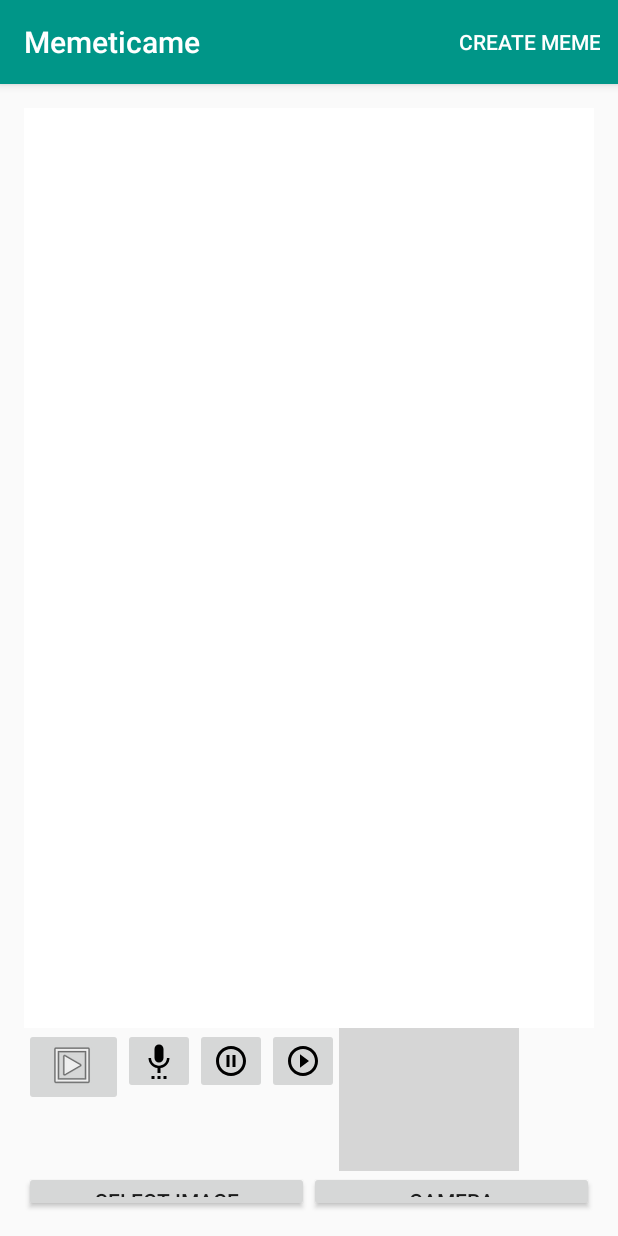
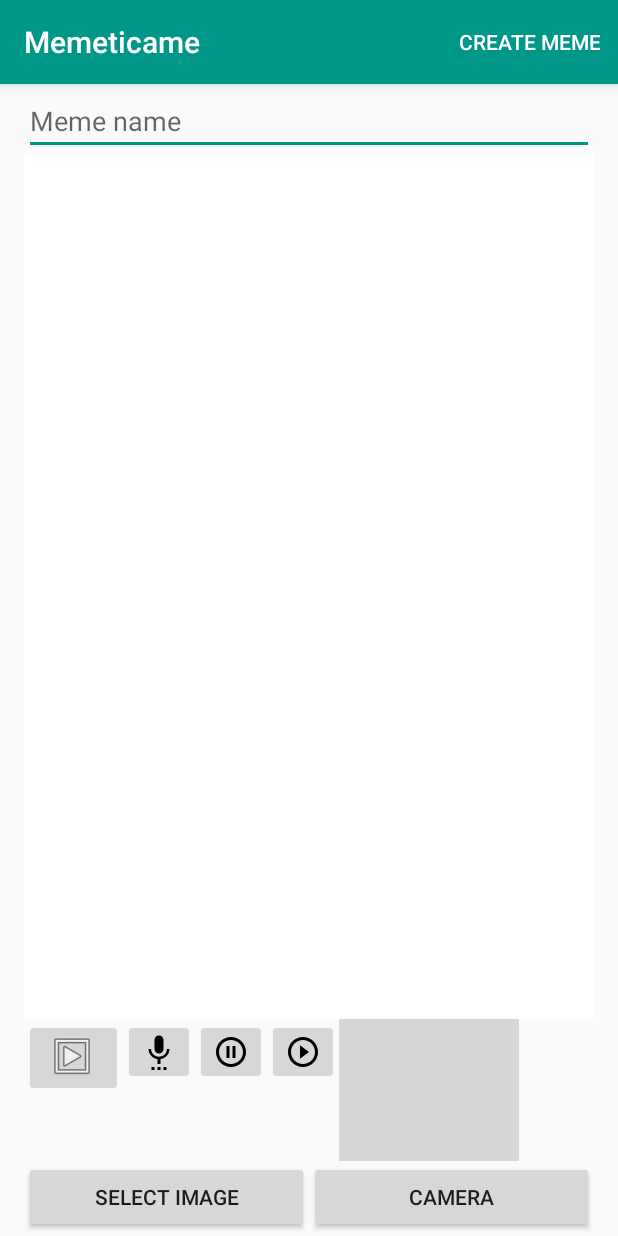
Before and after one commit to sasalatart/memeticame, an Android app: the NewMemetextActivity screen opened directly, with no data from a screen before it, on a phone screen of 412 x 824 dp. Run offline under Robolectric (Android 15) with nearby library versions, the phone set to English and light mode, and no system bars; our stand-ins replace ButterKnife; grey boxes are pictures that could not be loaded.

Commit message:
save memetext or memeaudio on the device

```diff
--- a/app/src/main/java/com/salatart/memeticame/Utils/FilterUtils.java
+++ b/app/src/main/java/com/salatart/memeticame/Utils/FilterUtils.java
@@ -20,4 +20,5 @@ public class FilterUtils {
     public static final int REQUEST_IMAGE_CAPTURE = 3;
     public static final int REQUEST_VIDEO_CAPTURE = 4;
     public static final int REQUEST_MEMEAUDIO_FILE = 5;
+    public static final int REQUEST_CREATE_MEMETEXT_FILE = 6;
 }
--- a/app/src/main/java/com/salatart/memeticame/Views/CanvasView.java
+++ b/app/src/main/java/com/salatart/memeticame/Views/CanvasView.java
@@ -77,7 +77,7 @@ public class CanvasView extends View {
     private boolean isDown = false;
 
     // for Paint
-    private Paint.Style paintStyle = Paint.Style.STROKE;
+    private Paint.Style paintStyle = Paint.Style.FILL;
     private int paintStrokeColor   = Color.WHITE;
     private int paintFillColor     = Color.WHITE;
     private float paintStrokeWidth = 3F;
--- a/app/src/main/res/layout/activity_new_memetext.xml
+++ b/app/src/main/res/layout/activity_new_memetext.xml
@@ -5,24 +5,33 @@
     android:id="@+id/activity_new_memetext"
     android:layout_width="match_parent"
     android:layout_height="match_parent"
-    android:paddingBottom="@dimen/activity_vertical_margin"
+    android:paddingBottom="2dp"
     android:paddingLeft="@dimen/activity_horizontal_margin"
     android:paddingRight="@dimen/activity_horizontal_margin"
-    android:paddingTop="@dimen/activity_vertical_margin"
+    android:paddingTop="2dp"
     tools:context="com.salatart.memeticame.Activities.NewMemetextActivity">
 
     <LinearLayout
         android:id="@+id/memetext_layout"
         android:layout_width="match_parent"
         android:layout_height="wrap_content"
-        android:weightSum="8"
+        android:weightSum="10"
         android:orientation="vertical">
+
+        <EditText
+            android:layout_width="match_parent"
+            android:layout_height="wrap_content"
+            android:hint="Meme name"
+            android:id="@+id/meme_name"
+            android:layout_weight="0"
+            android:textSize="18sp"
+            android:gravity="bottom" />
 
         <com.salatart.memeticame.Views.CanvasView
             android:id="@+id/canvas"
-            android:layout_weight="6"
+            android:layout_weight="9"
             android:layout_width="match_parent"
-            android:layout_height="wrap_content" />
+            android:layout_height="match_parent" />
 
         <LinearLayout
             android:id="@+id/memetext_draw_menu"
```
Also changed, not shown: app/src/main/java/com/salatart/memeticame/Activities/ChatActivity.java (+8 -4 lines), app/src/main/java/com/salatart/memeticame/Activities/NewMemetextActivity.java (+35 -2 lines).
